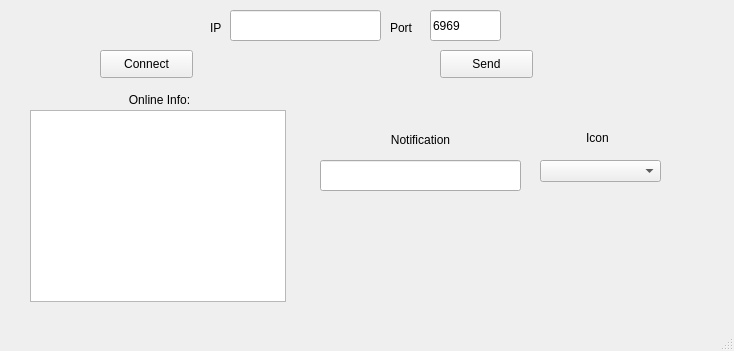
This is Fika-Server-Tool/mainwindow.ui in RoyZ-iwnl/Fika-Server-Tool as Qt 5 draws it before an edit. The edited form follows.
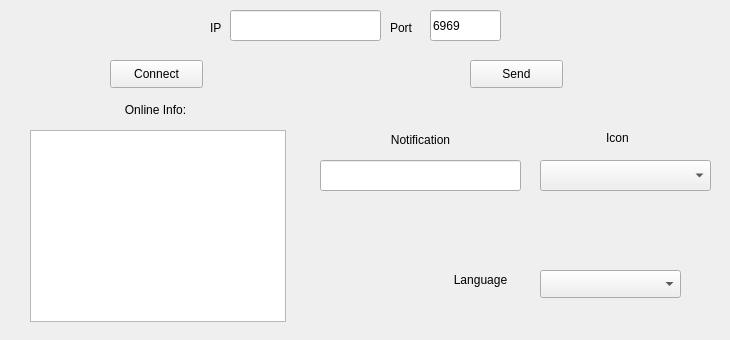
This is the edited form. Icons and pictures are not drawn.

Commit message: add language switch support update readme.md

What changed in the file:
```diff
--- a/Fika-Server-Tool/mainwindow.ui
+++ b/Fika-Server-Tool/mainwindow.ui
@@ -6,8 +6,8 @@
    <rect>
     <x>0</x>
     <y>0</y>
-    <width>734</width>
-    <height>351</height>
+    <width>730</width>
+    <height>340</height>
    </rect>
   </property>
   <property name="windowTitle">
@@ -67,7 +67,7 @@
     <property name="geometry">
      <rect>
       <x>30</x>
-      <y>110</y>
+      <y>130</y>
       <width>256</width>
       <height>192</height>
      </rect>
@@ -76,8 +76,8 @@
    <widget class="QPushButton" name="pushButtonCONNECT">
     <property name="geometry">
      <rect>
-      <x>100</x>
-      <y>50</y>
+      <x>110</x>
+      <y>60</y>
       <width>93</width>
       <height>28</height>
      </rect>
@@ -89,8 +89,8 @@
    <widget class="QLabel" name="labelINFO">
     <property name="geometry">
      <rect>
-      <x>74</x>
-      <y>90</y>
+      <x>70</x>
+      <y>100</y>
       <width>171</width>
       <height>20</height>
      </rect>
@@ -115,8 +115,8 @@
    <widget class="QPushButton" name="pushButtonSEND">
     <property name="geometry">
      <rect>
-      <x>440</x>
-      <y>50</y>
+      <x>470</x>
+      <y>60</y>
       <width>93</width>
       <height>28</height>
      </rect>
@@ -130,8 +130,8 @@
      <rect>
       <x>540</x>
       <y>160</y>
-      <width>121</width>
-      <height>22</height>
+      <width>171</width>
+      <height>31</height>
      </rect>
     </property>
    </widget>
@@ -154,7 +154,7 @@
    <widget class="QLabel" name="labelICON">
     <property name="geometry">
      <rect>
-      <x>570</x>
+      <x>590</x>
       <y>130</y>
       <width>55</width>
       <height>16</height>
@@ -167,8 +167,33 @@
      <set>Qt::AlignCenter</set>
     </property>
    </widget>
+   <widget class="QLabel" name="labelLanguage">
+    <property name="geometry">
+     <rect>
+      <x>430</x>
+      <y>270</y>
+      <width>101</width>
+      <height>20</height>
+     </rect>
+    </property>
+    <property name="text">
+     <string>Language</string>
+    </property>
+    <property name="alignment">
+     <set>Qt::AlignCenter</set>
+    </property>
+   </widget>
+   <widget class="QComboBox" name="comboBoxLanguage">
+    <property name="geometry">
+     <rect>
+      <x>540</x>
+      <y>270</y>
+      <width>141</width>
+      <height>28</height>
+     </rect>
+    </property>
+   </widget>
   </widget>
-  <widget class="QStatusBar" name="statusbar"/>
  </widget>
  <resources/>
  <connections/>
```
Left out of the diff: 3 changed lines with no effect on the pictures. The commit also changes 7 other files.
